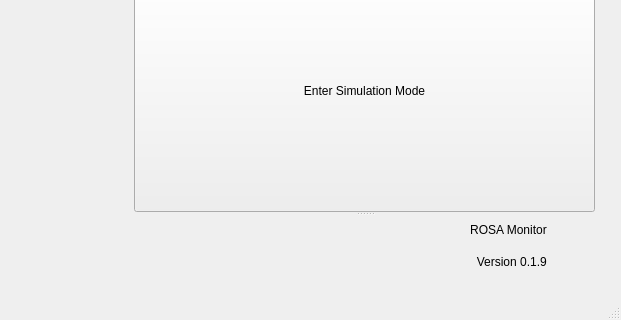
Before: the Qt Designer form RoSA_Monitor/mainwindow.ui in PabloNH00/RoSA_Monitor, drawn with Qt 5; both pictures show x 186 to 807 and y 316 to 636 of the 807 by 636 pixel window.
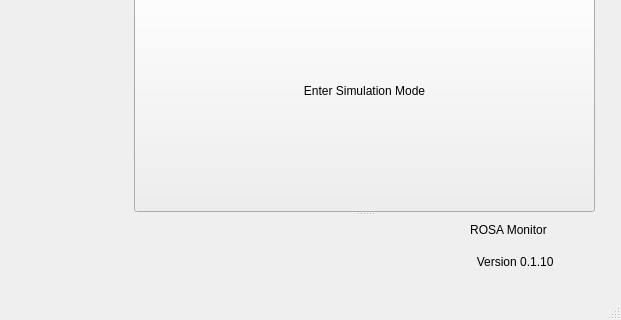
After: the same form once the commit is applied.

Patch:
```diff
--- a/RoSA_Monitor/mainwindow.ui
+++ b/RoSA_Monitor/mainwindow.ui
@@ -149,7 +149,7 @@
             </sizepolicy>
            </property>
            <property name="text">
-            <string>                                                                                                       Version 0.1.9</string>
+            <string>                                                                                                       Version 0.1.10</string>
            </property>
           </widget>
          </item>
```
